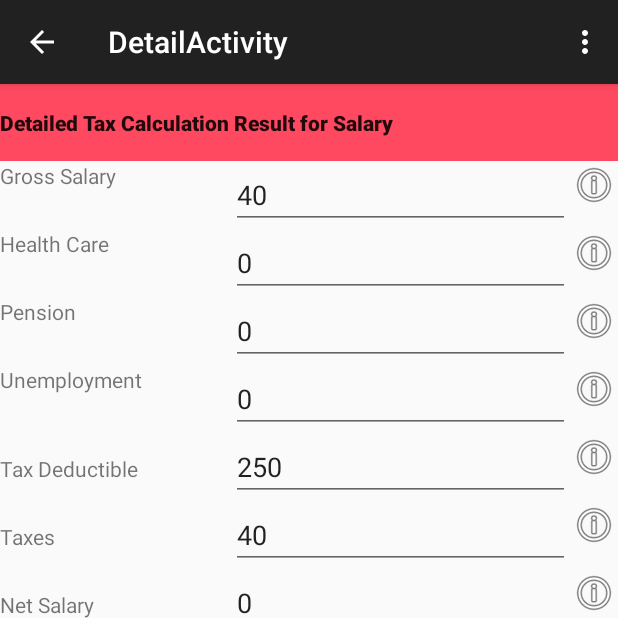
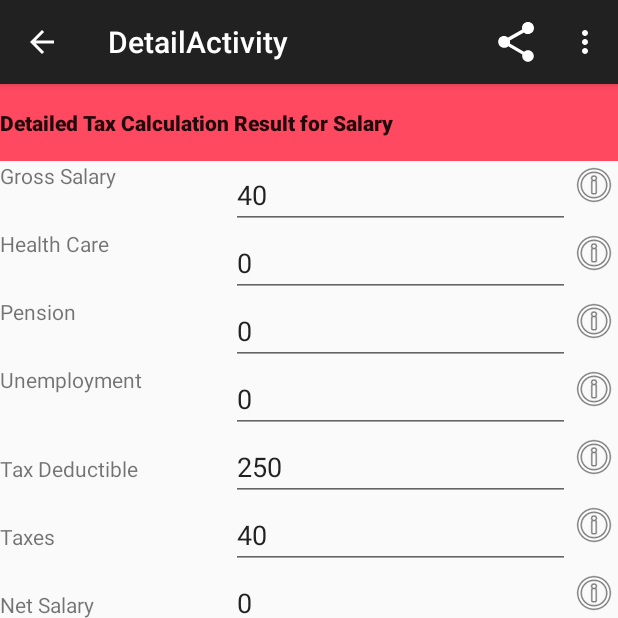
Before and after one commit to oana-andreea/AndroidFiCo, an Android app: the screen it shows after launch (DetailActivity), after a tap on "CALCULATE", on a phone screen of 412 x 824 dp, the top half of it. Run offline under Robolectric (Android 15) with nearby library versions, the light colour scheme and no system bars; 2 statements that could not run were skipped.

Commit message:
Sixth commit

```diff
--- a/code/Consultant/app/src/main/java/ro/moa/financial/consultant/DetailActivity.java
+++ b/code/Consultant/app/src/main/java/ro/moa/financial/consultant/DetailActivity.java
@@ -2,18 +2,21 @@ package ro.moa.financial.consultant;
 
 import android.content.Intent;
 import android.support.v4.app.FragmentManager;
+import android.support.v4.view.MenuItemCompat;
 import android.support.v7.app.ActionBarActivity;
 import android.os.Bundle;
+import android.support.v7.widget.ShareActionProvider;
 import android.view.Menu;
 import android.view.MenuItem;
 
-@SuppressWarnings("ALL")
+
 public class DetailActivity extends ActionBarActivity {
 
     public static final String FREELANCER ="freelancer";
     public static final String TYPE = "type";
     public static final String SALARY = "salary";
-
+    private ShareActionProvider mShareActionProvider;
+    private Intent shareIntent=new Intent(Intent.ACTION_SEND);
     @Override
     protected void onCreate(Bundle savedInstanceState) {
         super.onCreate(savedInstanceState);
@@ -22,6 +25,8 @@ public class DetailActivity extends ActionBarActivity {
         final FragmentManager fragmentManager = getSupportFragmentManager();
         Bundle bundle = getIntent().getExtras();
         String type = bundle.getString(TYPE);
+        shareIntent.setType("text/plain");
+
         //String norm = bundle.getString(FREELANCER);
         if (type.equals(FREELANCER)) {
             DetailFreelancerFragment detailFreelancerFragment  = new DetailFreelancerFragment();
@@ -48,6 +53,11 @@ public class DetailActivity extends ActionBarActivity {
     public boolean onCreateOptionsMenu(Menu menu) {
         // Inflate the menu; this adds items to the action bar if it is present.
         getMenuInflater().inflate(R.menu.menu_detail, menu);
+        MenuItem item= menu.findItem(R.id.menu_item_share2);
+        mShareActionProvider = (ShareActionProvider) MenuItemCompat.getActionProvider(item);
+        String text ="Share the knowledge! Take advantage of a financial consultant!";
+        shareIntent.putExtra(Intent.EXTRA_TEXT, text);
+        mShareActionProvider.setShareIntent(shareIntent);
         return true;
     }
 
--- a/code/Consultant/app/src/main/java/ro/moa/financial/consultant/DetailSalaryFragment.java
+++ b/code/Consultant/app/src/main/java/ro/moa/financial/consultant/DetailSalaryFragment.java
@@ -144,11 +144,11 @@ public class DetailSalaryFragment extends Fragment {
             //netSalaryAmount.setSelected(true);
             netSalaryAmount.setFocusableInTouchMode(true);
 
-            change.setText("Recalculate");
-        } else if ((change.getText()).equals("Recalculate")) {
+            change.setText(getString(R.string.recalculateSalary));
+        } else if ((change.getText()).equals(getString(R.string.recalculateSalary))) {
             grossSalaryAmount.setFocusable(false);
             netSalaryAmount.setFocusable(false);
-            change.setText("Change Salary");
+            change.setText(getString(R.string.changeSalary));
 
             final int grossSalaryValue = Utils.getValueOrDefault(grossSalaryAmount, 0);
             if (grossSalaryValue != 0) {
--- a/code/Consultant/app/src/main/java/ro/moa/financial/consultant/MainActivity.java
+++ b/code/Consultant/app/src/main/java/ro/moa/financial/consultant/MainActivity.java
@@ -2,12 +2,14 @@ package ro.moa.financial.consultant;
 
 import android.app.Activity;
 import android.content.Intent;
+import android.support.v4.view.MenuItemCompat;
 import android.support.v7.app.ActionBarActivity;
 import android.support.v7.app.ActionBar;
 import android.support.v4.app.Fragment;
 import android.support.v4.app.FragmentManager;
 import android.os.Bundle;
-import android.util.Log;
+
+import android.support.v7.widget.ShareActionProvider;
 import android.view.LayoutInflater;
 import android.view.Menu;
 import android.view.MenuItem;
@@ -17,17 +19,19 @@ import android.support.v4.widget.DrawerLayout;
 import android.widget.CheckBox;
 import android.widget.EditText;
 
+
 import java.util.ArrayList;
 
 import ro.moa.financial.consultant.service.LocationIntentService;
 
 public class MainActivity extends ActionBarActivity
-        implements NavigationDrawerFragment.NavigationDrawerCallbacks {
-
+        implements NavigationDrawerFragment.NavigationDrawerCallbacks{
     /**
      * Fragment managing the behaviors, interactions and presentation of the navigation drawer.
      */
     private NavigationDrawerFragment mNavigationDrawerFragment;
+    private ShareActionProvider mShareActionProvider;
+    private Intent shareIntent=new Intent(Intent.ACTION_SEND);
 
     /**
      * Used to store the last screen title. For use in {@link #restoreActionBar()}.
@@ -49,6 +53,7 @@ public class MainActivity extends ActionBarActivity
         mNavigationDrawerFragment.setUp(
                 R.id.navigation_drawer,
                 (DrawerLayout) findViewById(R.id.drawer_layout));
+        shareIntent.setType("text/plain");
 
         /* refresh locations if needed */
         startService(new Intent(this, LocationIntentService.class));
@@ -113,6 +118,11 @@ public class MainActivity extends ActionBarActivity
             // if the drawer is not showing. Otherwise, let the drawer
             // decide what to show in the action bar.
             getMenuInflater().inflate(R.menu.main, menu);
+            MenuItem item= menu.findItem(R.id.menu_item_share);
+            mShareActionProvider = (ShareActionProvider)MenuItemCompat.getActionProvider(item);
+            String text ="Share the knowledge! Take advantage of a financial consultant!";
+            shareIntent.putExtra(Intent.EXTRA_TEXT, text);
+            mShareActionProvider.setShareIntent(shareIntent);
             restoreActionBar();
             return true;
         }
--- a/code/Consultant/app/src/main/res/menu/main.xml
+++ b/code/Consultant/app/src/main/res/menu/main.xml
@@ -2,8 +2,15 @@
       xmlns:app="http://schemas.android.com/apk/res-auto"
       xmlns:tools="http://schemas.android.com/tools"
       tools:context="ro.moa.financial.consultant.MainActivity">
+
     <item android:id="@+id/action_settings"
           android:title="@string/action_settings"
           android:orderInCategory="100"
           app:showAsAction="never"/>
+    <item
+        android:id="@+id/menu_item_share"
+        app:showAsAction="ifRoom"
+        android:title="Share"
+        app:actionProviderClass=
+            "android.support.v7.widget.ShareActionProvider" />
 </menu>
--- a/code/Consultant/app/src/main/res/menu/menu_detail.xml
+++ b/code/Consultant/app/src/main/res/menu/menu_detail.xml
@@ -6,4 +6,10 @@
           android:title="@string/action_settings"
           android:orderInCategory="100"
           app:showAsAction="never"/>
+    <item
+        android:id="@+id/menu_item_share2"
+        app:showAsAction="ifRoom"
+        android:title="Share"
+        app:actionProviderClass=
+            "android.support.v7.widget.ShareActionProvider" />
 </menu>
--- a/code/Consultant/app/src/main/res/values/strings.xml
+++ b/code/Consultant/app/src/main/res/values/strings.xml
@@ -89,5 +89,7 @@
     <string name="deductibleInfoDefinition">Based on number of dependants part of taxes are deductible</string>
     <string name="totalTaxes">Taxes total</string>
     <string name="pensionNormDefinition">Represents 10.5% of the norm, only if the freelancer is not an employee</string>
+    <string name="recalculateSalary">Recalculate</string>
+    <string name="changeSalary">Change Salary</string>
 
 </resources>
```
Also changed, not shown: 2 other files.
